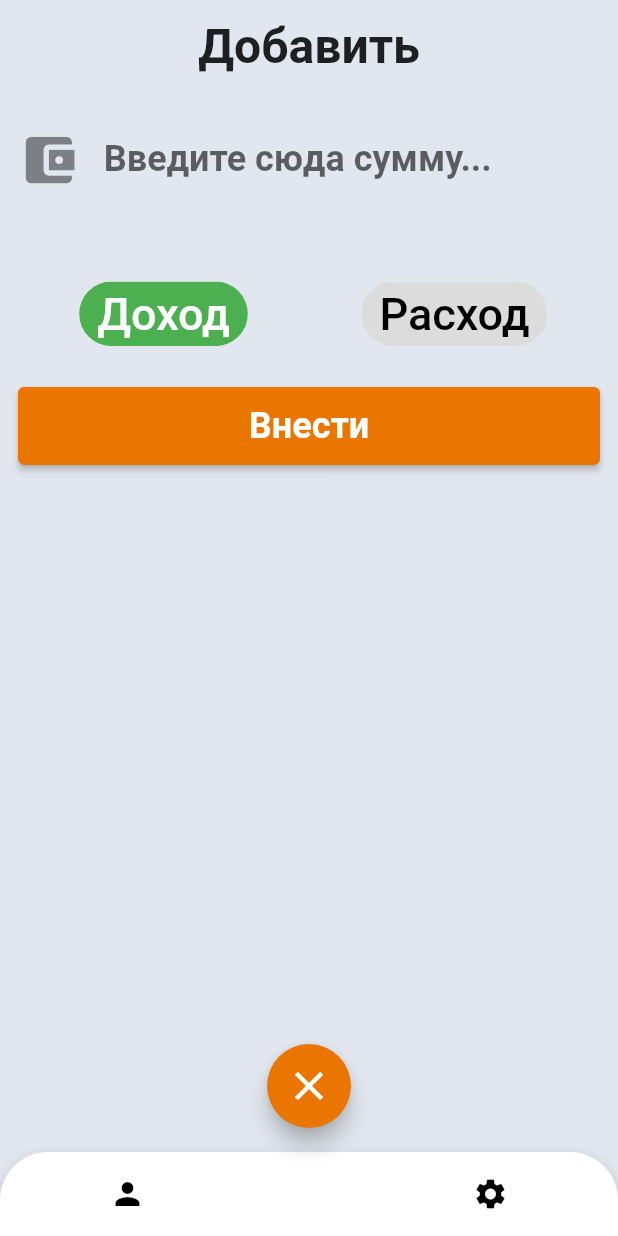
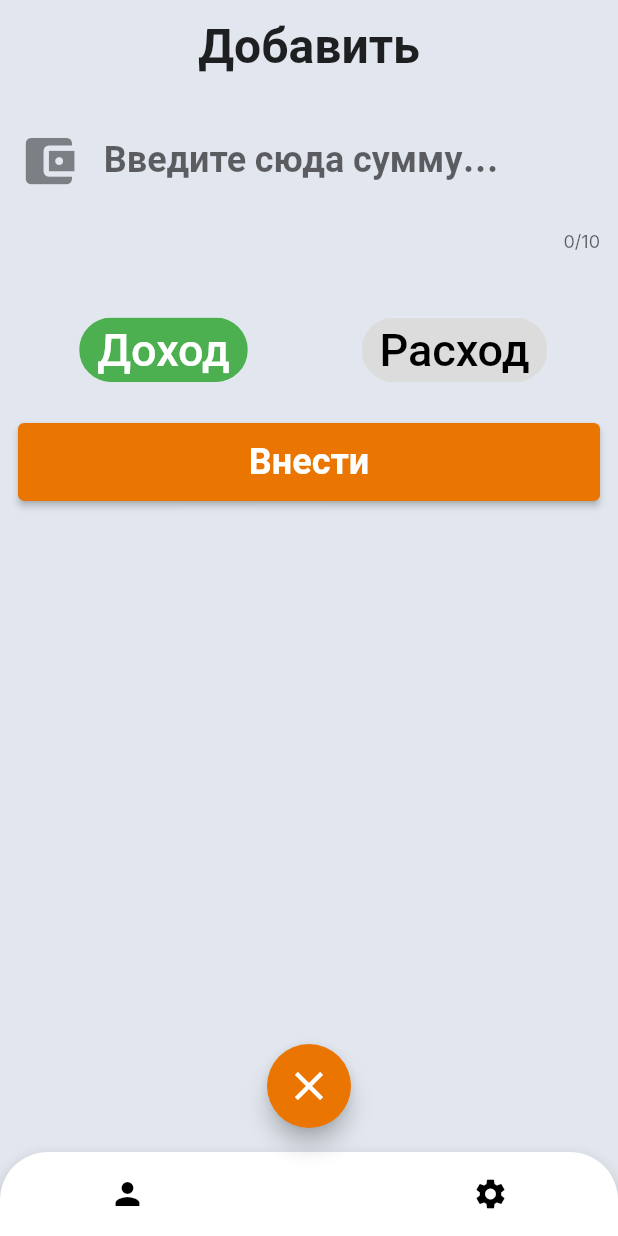
Before and after one commit to Fizzzle/budget_app, a Flutter app: the screen it shows after launch, after a tap on the "add" icon, on a phone screen of 412 x 824 dp. Run offline on Flutter 3.47's test engine with Material 2 defaults, Android fonts, the phone set to English and light mode, and no system bars; drawn by our look-alikes of animated_bottom_navigation_bar; our stand-ins replace hive, hive_flutter, unicons; missing offline and left inert: d_chart; accounts and stored records are empty; Roboto replaces fonts that are missing (balsamiqFont).

Commit message:
fix bug bigint

```diff
--- a/lib/ThemeStatic.dart
+++ b/lib/ThemeStatic.dart
@@ -67,7 +67,7 @@ MaterialColor PrimaryMaterialColor = const MaterialColor(
 );
 
 ThemeData myTheme = ThemeData(
-  fontFamily: "balsamiqFont",
+  fontFamily: "Inter",
   primaryColor: const Color(0xffea7500),
   primarySwatch: PrimaryMaterialColor,
 );
--- a/lib/screens/add_transaction.dart
+++ b/lib/screens/add_transaction.dart
@@ -56,6 +56,7 @@ class _AddTransactionState extends State<AddTransaction> {
           TextField(
             inputFormatters: [FilteringTextInputFormatter.digitsOnly],
             keyboardType: TextInputType.number,
+            maxLength: 10,
             decoration: InputDecoration(
               icon: Icon(
                 Icons.account_balance_wallet,
--- a/lib/screens/mainPage.dart
+++ b/lib/screens/mainPage.dart
@@ -1,10 +1,13 @@
 import 'package:budget_app/controllers/db_helper.dart';
+import 'package:budget_app/modals/transaction_modal.dart';
 import 'package:budget_app/screens/add_transaction.dart';
 import 'package:budget_app/screens/historyPage.dart';
 import 'package:d_chart/d_chart.dart';
 import 'package:flutter/material.dart';
 import 'package:budget_app/ThemeStatic.dart' as Static;
+import 'package:hive/hive.dart';
 import 'package:unicons/unicons.dart';
+import '../controllers/db_helper.dart';
 
 class MainPage extends StatefulWidget {
   const MainPage({super.key});
@@ -15,21 +18,41 @@ class MainPage extends StatefulWidget {
 
 class _MainPageState extends State<MainPage> {
   DbHelper dbHelper = DbHelper();
+  late Box box;
   int totalBalance = 0;
   int totalIncome = 0;
   int totalExpense = 0;
-
-  var spandingList = [
-    {'domain': 'Всякое', 'measure': 28},
-    {'domain': 'Траты', 'measure': 27},
-    {'domain': 'Машина', 'measure': 20},
-    {'domain': 'Такси', 'measure': 5},
-  ];
+  var dataSet;
+  //  = [
+  // {'domain': "Всякое", 'measure': 28},
+  // {'domain': 'Еда', 'measure': 27},
+  // {'domain': 'Машина', 'measure': 20},
+  // {'domain': 'Такси', 'measure': 5},
+  // ];
 
   var iconList = [
     Icons.person,
     Icons.settings,
   ];
+
+  List<String, int>(Map entireData) {
+    print(entireData);
+    dataSet = [];
+    entireData.forEach((key, value) {
+      print('a');
+      if (value['type'] == "Расход") {
+        print(value['note']);
+        dataSet.add(
+          {
+            'domain': value['note'] as String,
+            'measure': value['amount'] as int
+          },
+        );
+      }
+    });
+
+    return dataSet!;
+  }
 
   getTotalBalance(Map entireData) {
     totalBalance = 0;
@@ -66,7 +89,8 @@ class _MainPageState extends State<MainPage> {
           if (snapshot.hasData) {
             if (snapshot.data!.isEmpty) {
               return Center(
-                child: Text('Данные пустые'),
+                child:
+                    Text('Нажмите на + снизу и добавьте первые доходы и траты'),
               );
             }
             //
@@ -95,7 +119,13 @@ class _MainPageState extends State<MainPage> {
                           ),
                           boxShadow: [
                             BoxShadow(
-                                color: Colors.grey.shade500,
+                                color: totalBalance >= 100
+                                    ? Colors.red.shade100
+                                    : totalBalance == 0
+                                        ? Colors.grey.shade500
+                                        : totalBalance <= 100
+                                            ? Colors.grey.shade500
+                                            : Colors.green.shade100,
                                 offset: const Offset(4.0, 4.0),
                                 blurRadius: 9.0,
                                 spreadRadius: 7)
@@ -112,19 +142,22 @@ class _MainPageState extends State<MainPage> {
                           SizedBox(
                             height: size.height * 0.02,
                           ),
-                          Text(
+                          FittedBox(
+                            child: Text(
                               '${totalBalance} грн',
                               textAlign: TextAlign.center,
                               style: TextStyle(
                                   fontSize: 30,
                                   fontWeight: FontWeight.w700,
-                                color: totalBalance <= 0
+                                  color: totalBalance <= -1
                                       ? Color.fromARGB(255, 229, 188, 187)
                                       : totalBalance >= 2500
                                           ? totalBalance >= 25000
                                               ? Color.fromARGB(255, 52, 197, 57)
-                                            : Color.fromARGB(255, 107, 207, 111)
+                                              : Color.fromARGB(
+                                                  255, 107, 207, 111)
                                           : Color.fromARGB(255, 194, 219, 194)),
+                            ),
                           ),
                           SizedBox(
                             height: size.height * 0.02,
@@ -144,19 +177,31 @@ class _MainPageState extends State<MainPage> {
                     ),
                   ),
                 ),
+
                 //
                 //
                 //
                 Container(
                   height: size.height * 0.3,
-                  child: DChartPie(
-                    data: [
-                      {'domain': 'Всякое', 'measure': 28},
+                  child:
+                      //
+                      DChartPie(
+                    data: dataSet ??= [
+                      {'domain': "Всякое", 'measure': totalExpense.toInt()},
                       {'domain': 'Еда', 'measure': 27},
                       {'domain': 'Машина', 'measure': 20},
                       {'domain': 'Такси', 'measure': 5},
                     ],
+                    //
+                    // [
+                    // {'domain': "Всякое", 'measure': 28},
+                    // {'domain': 'Еда', 'measure': 27},
+                    // {'domain': 'Машина', 'measure': 20},
+                    // {'domain': 'Такси', 'measure': 5},
+                    // ],
+
                     fillColor: (pieData, index) {
+                      // return Colors.red;
                       switch (pieData['domain']) {
                         case 'Всякое':
                           return Colors.grey;
@@ -172,10 +217,10 @@ class _MainPageState extends State<MainPage> {
                     labelColor: Colors.black,
                     labelFontSize: 14,
                     labelLineColor: Colors.black,
-                    labelLineThickness: 3,
-                    labelLinelength: 26,
+                    labelLineThickness: 2,
+                    labelLinelength: 10,
                     labelPadding: 2,
-                    strokeWidth: 5,
+                    strokeWidth: 2,
                     animate: true,
                     pieLabel: (Map<dynamic, dynamic> pieData, int? index) {
                       return pieData['domain'] +
@@ -183,7 +228,9 @@ class _MainPageState extends State<MainPage> {
                           pieData['measure'].toString();
                     },
                   ),
+                  //
                 ),
+
                 //
                 //
                 Column(
@@ -192,12 +239,14 @@ class _MainPageState extends State<MainPage> {
                       'Популярные категории',
                       style: TextStyle(
                           fontSize: size.height * 0.04,
+                          color: Colors.grey,
                           fontWeight: FontWeight.w700),
                     ),
                     SizedBox(
                       height: size.height * 0.03,
                     ),
                     Container(
+                      margin: EdgeInsets.only(left: 12),
                       height: size.height * 0.15,
                       child: ListView(
                         scrollDirection: Axis.horizontal,
@@ -208,9 +257,11 @@ class _MainPageState extends State<MainPage> {
                               children: [
                                 Icon(
                                   Icons.car_crash,
+                                  color: Static.PrimaryMaterialColor,
                                   size: 53,
                                 ),
-                                Text('Машина'),
+                                Text('Машина',
+                                    style: TextStyle(color: Colors.grey)),
                               ],
                             ),
                           ),
@@ -220,9 +271,11 @@ class _MainPageState extends State<MainPage> {
                               children: [
                                 Icon(
                                   UniconsLine.shopping_cart_alt,
+                                  color: Colors.purple[900],
                                   size: 53,
                                 ),
-                                Text('Шопинг'),
+                                Text('Шопинг',
+                                    style: TextStyle(color: Colors.grey)),
                               ],
                             ),
                           ),
@@ -232,9 +285,11 @@ class _MainPageState extends State<MainPage> {
                               children: [
                                 Icon(
                                   UniconsLine.bus,
+                                  color: Colors.amber[900],
                                   size: 53,
                                 ),
-                                Text('Транспорт'),
+                                Text('Транспорт',
+                                    style: TextStyle(color: Colors.grey)),
                               ],
                             ),
                           ),
@@ -243,10 +298,12 @@ class _MainPageState extends State<MainPage> {
                             child: Column(
                               children: [
                                 Icon(
-                                  Icons.car_crash,
+                                  Icons.attractions,
+                                  color: Colors.green[700],
                                   size: 53,
                                 ),
-                                Text('Машина'),
+                                Text('Развлечения',
+                                    style: TextStyle(color: Colors.grey)),
                               ],
                             ),
                           ),
@@ -255,10 +312,12 @@ class _MainPageState extends State<MainPage> {
                             child: Column(
                               children: [
                                 Icon(
-                                  UniconsLine.shopping_cart_alt,
+                                  UniconsLine.mobile_android,
+                                  color: Colors.red[500],
                                   size: 53,
                                 ),
-                                Text('Шопинг'),
+                                Text('Связь',
+                                    style: TextStyle(color: Colors.grey)),
                               ],
                             ),
                           ),
@@ -267,10 +326,40 @@ class _MainPageState extends State<MainPage> {
                             child: Column(
                               children: [
                                 Icon(
-                                  UniconsLine.bus,
+                                  UniconsLine.home_alt,
+                                  color: Colors.green[500],
                                   size: 53,
                                 ),
-                                Text('Транспорт'),
+                                Text('Дом',
+                                    style: TextStyle(color: Colors.grey)),
+                              ],
+                            ),
+                          ),
+                          Container(
+                            width: size.width * 0.2,
+                            child: Column(
+                              children: [
+                                Icon(
+                                  UniconsLine.emoji,
+                                  color: Colors.red[700],
+                                  size: 53,
+                                ),
+                                Text('Отдых',
+                                    style: TextStyle(color: Colors.grey)),
+                              ],
+                            ),
+                          ),
+                          Container(
+                            width: size.width * 0.2,
+                            child: Column(
+                              children: [
+                                Icon(
+                                  UniconsLine.game_structure,
+                                  color: Colors.purple[900],
+                                  size: 53,
+                                ),
+                                Text('Игры',
+                                    style: TextStyle(color: Colors.grey)),
                               ],
                             ),
                           ),
@@ -316,12 +405,14 @@ class _MainPageState extends State<MainPage> {
               'Доходы',
               style: TextStyle(fontSize: 14.0, color: Colors.white70),
             ),
-            Text(
+            FittedBox(
+              child: Text(
                 value,
                 style: TextStyle(
-                  fontSize: 20.0,
+                    // fontSize: 20.0,
                     fontWeight: FontWeight.w700,
                     color: Colors.white70),
+              ),
             ),
           ],
         ),
@@ -354,12 +445,14 @@ class _MainPageState extends State<MainPage> {
               'Расход',
               style: TextStyle(fontSize: 14.0, color: Colors.white70),
             ),
-            Text(
+            FittedBox(
+              child: Text(
                 value,
                 style: TextStyle(
-                  fontSize: 20.0,
+                    // fontSize: 20.0,
                     fontWeight: FontWeight.w700,
                     color: Colors.white70),
+              ),
             ),
           ],
         ),
--- a/lib/theme.dart
+++ b/lib/theme.dart
@@ -67,7 +67,7 @@ MaterialColor PrimaryMaterialColor = const MaterialColor(
 );
 
 ThemeData myTheme = ThemeData(
-  fontFamily: "balsamiqFont",
+  fontFamily: "Inter",
   primaryColor: const Color(0xffea7500),
   primarySwatch: PrimaryMaterialColor,
 );
```
Also changed, not shown: pubspec.yaml (+5 -3 lines), assets/fonts/BalsamiqSans-Bold.ttf (deleted), assets/fonts/BalsamiqSans-BoldItalic.ttf (deleted), assets/fonts/BalsamiqSans-Italic.ttf (deleted), assets/fonts/BalsamiqSans-Regular.ttf (deleted), assets/fonts/Inter-Black.ttf (added), assets/fonts/Inter-Bold.ttf (added), assets/fonts/Inter-Regular.ttf (added). Lines whose indentation alone changed are shown as unchanged.
